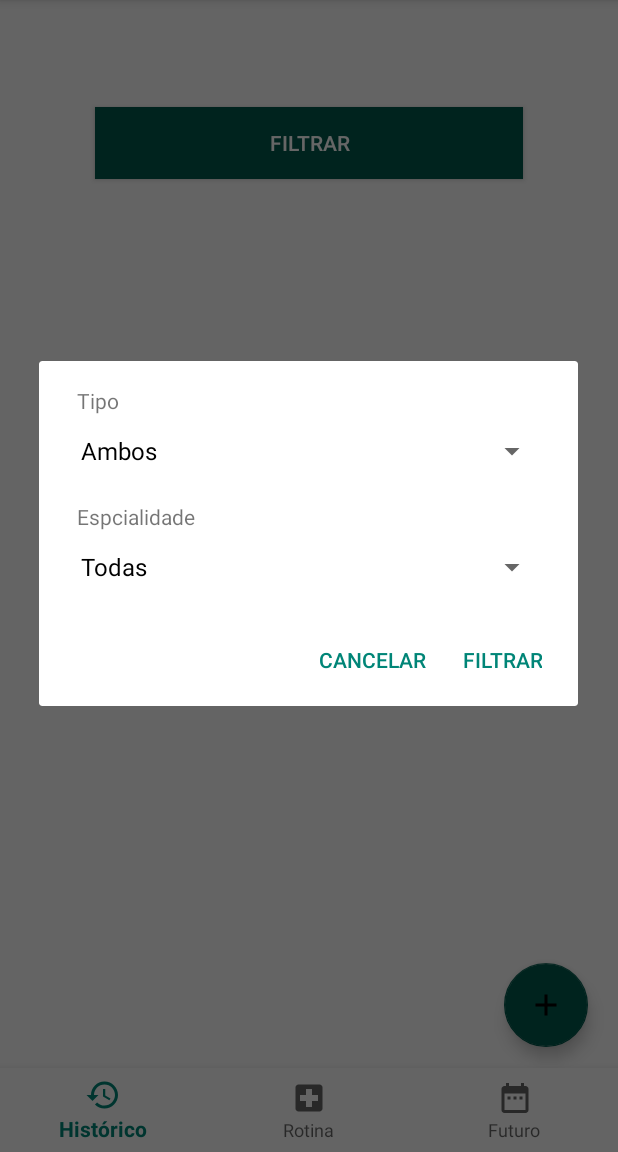
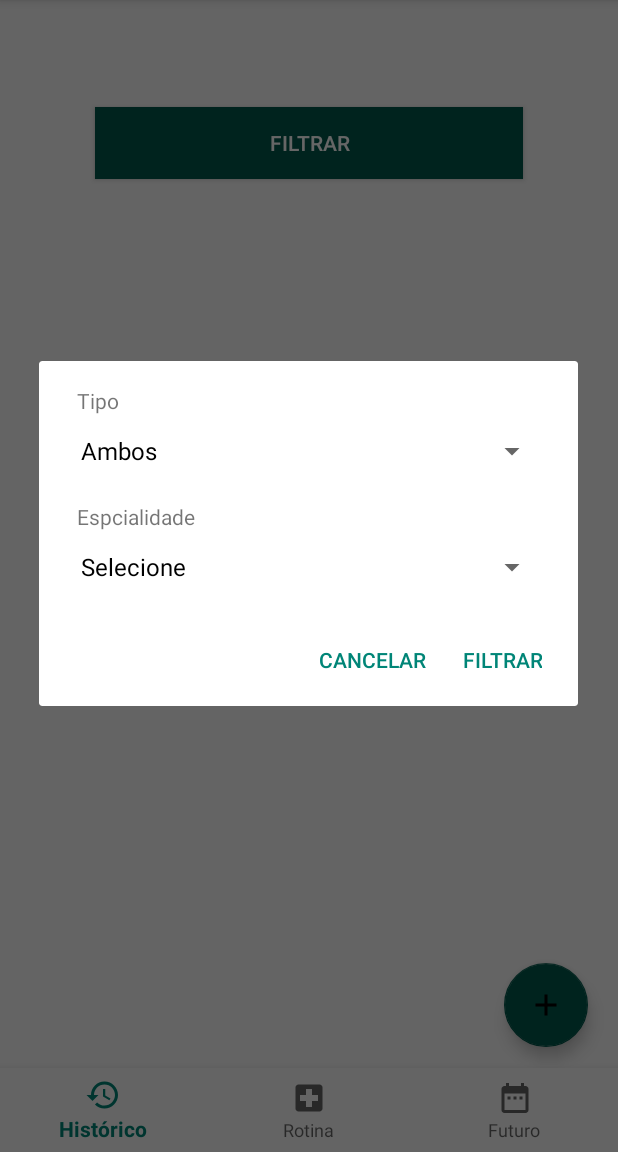
Before and after one commit to clariceabreu/HealthRotine_v2, an Android app: the screen it shows after launch (MainActivity), after a tap on "FILTRAR", on a phone screen of 412 x 824 dp, the part 84-1236 px from its top. Run offline under Robolectric (Android 15) with nearby library versions, the phone set to English and light mode, and no system bars.

Commit message:
fixing bug on filters

```diff
--- a/app/src/main/java/com/fsi/healthrotine/FutureFragment.java
+++ b/app/src/main/java/com/fsi/healthrotine/FutureFragment.java
@@ -42,7 +42,7 @@ public class FutureFragment extends Fragment {
     private DataBase db;
     private LinearLayout layout;
     private String[] typesArray = new String[]{"Ambos", "Consulta", "Remédio"};
-    private String[] specialtiesArray = new String[]{"Todas","Clínica Médica", "Oftomologia", "Otorrinologia", "Pediatria", "Ginebologia"};
+    private String[] specialtiesArray = new String[]{"Selecione","Acupuntura", "Alergia e Imunologia", "Anestesiologia", "Angiologia", "Cancerologia", "Cardiologia", "Cirurgia Cardiovascular", "Cirurgia da Mão", "Cirurgia de Cabeça e Pescoço", "Cirurgia do Aparelho Digestivo", "Cirurgia Geral", "Cirurgia Pediátrica", "Cirurgia Plástica", "Cirurgia Torácica", "Cirurgia Vascular", "Clínica Médica", "Coloproctologia", "Dermatologia", "Endocrinologia e Metabologia", "Endoscopia", "Gastroenterologia", "Genética Médica", "Geriatria", "Ginecologia e Obstetrícia", "Hematologia e Hemoterapia", "Homeopatia", "Infectologia", "Mastologia", "Medicina de Família e Comunidade", "Medicina do Trabalho", "Medicina de Tráfego", "Medicina Esportiva", "Medicina Física e Reabilitação", "Medicina Intensiva", "Medicina Legal e Perícia Médica", "Medicina Nuclear", "Medicina Preventiva e Social", "Nefrologia", "Neurocirurgia", "Neurologia", "Nutrologia", "Oftalmologia", "Ortopedia e Traumatologia", "Otorrinolaringologia", "Patologia", "Patologia Clínica/Medicina Laboratorial", "Pediatria", "Pneumologia", "Psiquiatria", "Radiologia e Diagnóstico por Imagem", "Radioterapia", "Reumatologia", "Urologia"};
 
 
     public FutureFragment() {
--- a/app/src/main/java/com/fsi/healthrotine/HistoricFragment.java
+++ b/app/src/main/java/com/fsi/healthrotine/HistoricFragment.java
@@ -44,7 +44,7 @@ public class HistoricFragment extends Fragment {
     private DataBase db;
     private Context context;
     private String[] typesArray = new String[]{"Ambos", "Consulta", "Remédio"};
-    private String[] specialtiesArray = new String[]{"Todas","Clínica Médica", "Oftomologia", "Otorrinologia", "Pediatria", "Ginebologia"};
+    private String[] specialtiesArray = new String[]{"Selecione","Acupuntura", "Alergia e Imunologia", "Anestesiologia", "Angiologia", "Cancerologia", "Cardiologia", "Cirurgia Cardiovascular", "Cirurgia da Mão", "Cirurgia de Cabeça e Pescoço", "Cirurgia do Aparelho Digestivo", "Cirurgia Geral", "Cirurgia Pediátrica", "Cirurgia Plástica", "Cirurgia Torácica", "Cirurgia Vascular", "Clínica Médica", "Coloproctologia", "Dermatologia", "Endocrinologia e Metabologia", "Endoscopia", "Gastroenterologia", "Genética Médica", "Geriatria", "Ginecologia e Obstetrícia", "Hematologia e Hemoterapia", "Homeopatia", "Infectologia", "Mastologia", "Medicina de Família e Comunidade", "Medicina do Trabalho", "Medicina de Tráfego", "Medicina Esportiva", "Medicina Física e Reabilitação", "Medicina Intensiva", "Medicina Legal e Perícia Médica", "Medicina Nuclear", "Medicina Preventiva e Social", "Nefrologia", "Neurocirurgia", "Neurologia", "Nutrologia", "Oftalmologia", "Ortopedia e Traumatologia", "Otorrinolaringologia", "Patologia", "Patologia Clínica/Medicina Laboratorial", "Pediatria", "Pneumologia", "Psiquiatria", "Radiologia e Diagnóstico por Imagem", "Radioterapia", "Reumatologia", "Urologia"};
     private LinearLayout layout;
 
 
```
